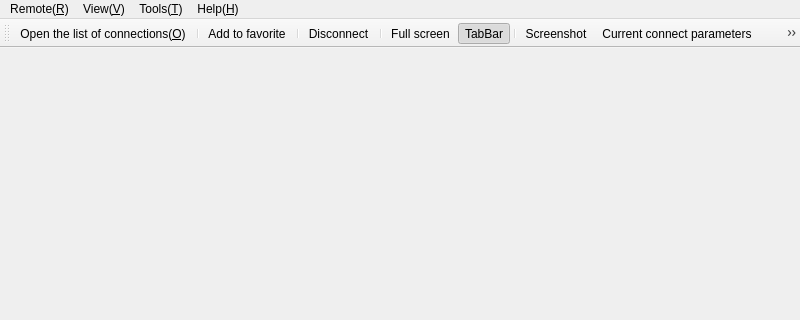
Before: the Qt Designer form App/Client/mainwindow.ui in KangLin/RabbitRemoteControl, drawn with Qt 5; both pictures show x 0 to 800 and y 0 to 320 of the 800 by 600 pixel window.
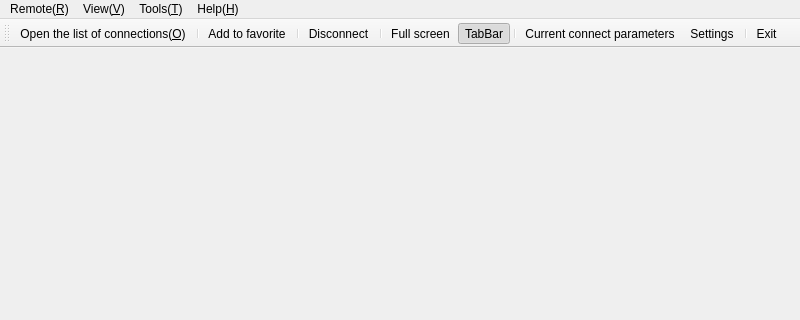
After: the same form once the commit is applied. Icons and pictures are not drawn.

What changed in the file:
```diff
--- a/App/Client/mainwindow.ui
+++ b/App/Client/mainwindow.ui
@@ -121,7 +121,6 @@
    <addaction name="actionFull_screen_F"/>
    <addaction name="actionTabBar_B"/>
    <addaction name="separator"/>
-   <addaction name="actionScreenshot"/>
    <addaction name="actionCurrent_connect_parameters"/>
    <addaction name="actionSettings"/>
    <addaction name="separator"/>
```
Left out of the diff: 80 changed lines with no effect on the pictures.
